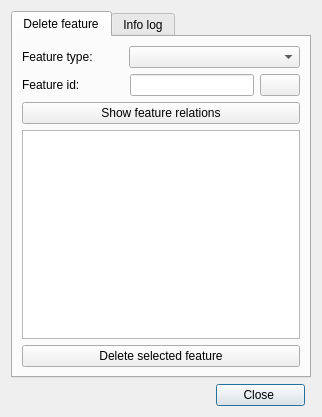
This is core/ui/toolbars/edit/feature_delete.ui in Giswater/giswater_qgis_plugin as Qt 5 draws it before an edit. The edited form follows.
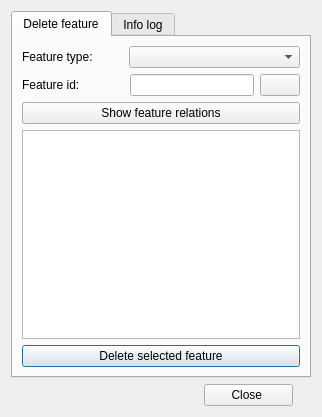
This is the edited form. Icons and pictures are not drawn.

Commit message:
style(ui): add lyt_buttons QGridLayout for all dialogs.
# Cherry-picked from 9fcf2481a2d87da33b8ae50d2bdb939909b3d67b

```diff
--- a/core/ui/toolbars/edit/feature_delete.ui
+++ b/core/ui/toolbars/edit/feature_delete.ui
@@ -14,26 +14,6 @@
    <string>Delete feature</string>
   </property>
   <layout class="QGridLayout" name="gridLayout">
-   <item row="1" column="2">
-    <widget class="QPushButton" name="btn_cancel">
-     <property name="text">
-      <string>       Close        </string>
-     </property>
-    </widget>
-   </item>
-   <item row="1" column="0">
-    <spacer name="horizontalSpacer">
-     <property name="orientation">
-      <enum>Qt::Horizontal</enum>
-     </property>
-     <property name="sizeHint" stdset="0">
-      <size>
-       <width>40</width>
-       <height>20</height>
-      </size>
-     </property>
-    </spacer>
-   </item>
    <item row="0" column="0" colspan="4">
     <widget class="QTabWidget" name="mainTab">
      <property name="currentIndex">
@@ -171,6 +151,33 @@
      </widget>
     </widget>
    </item>
+   <item row="2" column="0">
+    <layout class="QGridLayout" name="lyt_buttons">
+     <property name="topMargin">
+      <number>0</number>
+     </property>
+     <item row="0" column="0">
+      <spacer name="horizontalSpacer">
+       <property name="orientation">
+        <enum>Qt::Horizontal</enum>
+       </property>
+       <property name="sizeHint" stdset="0">
+        <size>
+         <width>40</width>
+         <height>20</height>
+        </size>
+       </property>
+      </spacer>
+     </item>
+     <item row="0" column="1">
+      <widget class="QPushButton" name="btn_cancel">
+       <property name="text">
+        <string>       Close        </string>
+       </property>
+      </widget>
+     </item>
+    </layout>
+   </item>
   </layout>
  </widget>
  <resources/>
```
The commit also changes 58 other files.
